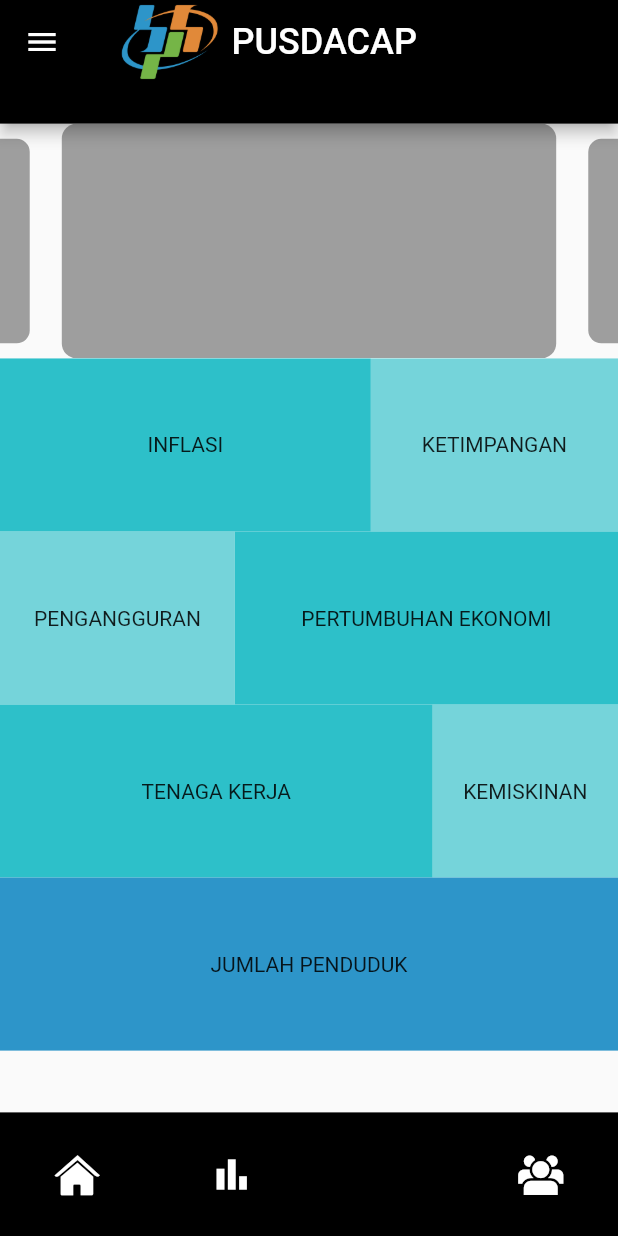
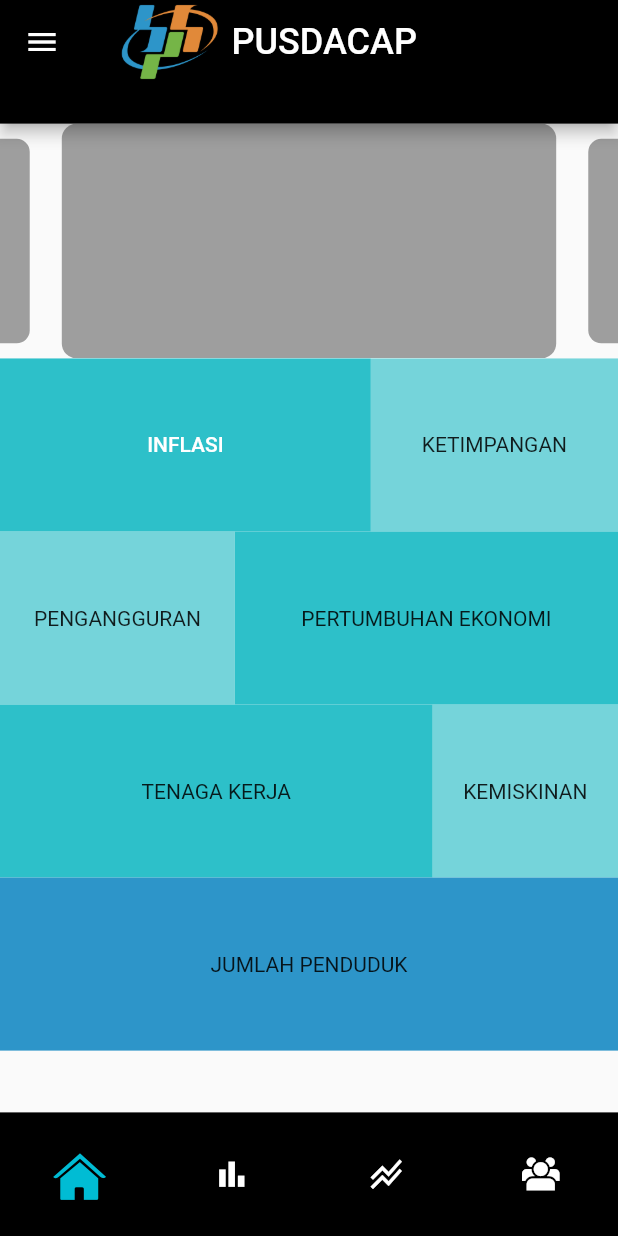
Before and after one commit to pujiapri13/BPS_CLC, a Flutter app: the screen it shows after launch, on a phone screen of 412 x 824 dp. Run offline on Flutter 3.47's test engine with Material 2 defaults, Android fonts, the phone set to English and light mode, and no system bars; drawn by our look-alikes of carousel_slider.

Commit message:
bottnavbar&inflasi

```diff
--- a/lib/bottomnavbar_content/exit_button.dart
+++ b/lib/bottomnavbar_content/exit_button.dart
@@ -14,7 +14,7 @@ class _ExitButtonState extends State<ExitButton> {
   @override
   Widget build(BuildContext context) {
     return const Center(
-      child: Text('Tombol Keluar ESIH RUNGKAD URUNG FUNGSI'),
+      child: Text('ISI 4'),
     );
   }
 }
--- a/lib/bottomnavbar_content/home_content.dart
+++ b/lib/bottomnavbar_content/home_content.dart
@@ -1,5 +1,6 @@
 import 'package:flutter/material.dart';
 import 'package:carousel_slider/carousel_slider.dart';
+import 'package:bps_cilacap/inflasi_content.dart';
 
 void main() => runApp(const MaterialApp(
       debugShowCheckedModeBanner: false,
@@ -62,8 +63,18 @@ class _HomeContentState extends State<HomeContent> {
                 width: screenWidth * 0.60,
                 height: screenHeight * 0.14,
                 color: const Color.fromRGBO(45, 192, 201, 1),
-                child: const Center(
-                  child: Text('INFLASI'),
+                child: TextButton(
+                  onPressed: () {
+                    Navigator.push(context, MaterialPageRoute(
+                      builder: (context) {
+                        return inflasiContent();
+                      },
+                    ));
+                  },
+                  child: Text(
+                    'INFLASI',
+                    style: TextStyle(color: Colors.white),
+                  ),
                 ),
               ),
               //dua
--- a/lib/home_screen.dart
+++ b/lib/home_screen.dart
@@ -70,7 +70,7 @@ class _HomeScreenState extends State<HomeScreen> {
           ),
         ),
       ),
-      drawer: Drawer(child: DrawerPage()),
+      drawer: const Drawer(child: DrawerPage()),
       //body
       body: SizedBox(
           width: ScreenWidth,
@@ -86,7 +86,7 @@ class _HomeScreenState extends State<HomeScreen> {
         ),
         child: Row(
           mainAxisAlignment: MainAxisAlignment.spaceAround,
-          children: [
+          children: <Widget>[
             //Button 1
             IconButton(
               enableFeedback: false,
@@ -98,13 +98,13 @@ class _HomeScreenState extends State<HomeScreen> {
               icon: currentIndex == 0
                   ? const Icon(
                       BottNavIcons.home,
-                      color: Colors.white,
-                      size: 30,
+                      color: Colors.cyan,
+                      size: 35,
                     )
                   : const Icon(
                       BottNavIcons.home,
                       color: Colors.white,
-                      size: 30,
+                      size: 25,
                     ),
             ),
             // Button 2
@@ -117,14 +117,14 @@ class _HomeScreenState extends State<HomeScreen> {
               },
               icon: currentIndex == 1
                   ? const Icon(
-                      Icons.bar_chart,
-                      color: Colors.white,
-                      size: 30,
+                      Icons.bar_chart_outlined,
+                      color: Colors.cyan,
+                      size: 35,
                     )
                   : const Icon(
-                      Icons.bar_chart,
+                      Icons.bar_chart_outlined,
                       color: Colors.white,
-                      size: 30,
+                      size: 25,
                     ),
             ),
             // button 3
@@ -137,16 +137,15 @@ class _HomeScreenState extends State<HomeScreen> {
                 },
                 icon: currentIndex == 2
                     ? const Icon(
-                      BottNavIcons.positive_dynamics,
-                      color: Colors.white,
-                      size: 30,
+                        Icons.stacked_line_chart_outlined,
+                        color: Colors.cyan,
+                        size: 35,
                       )
                     : const Icon(
-                      BottNavIcons.positive_dynamics,
+                        Icons.stacked_line_chart_outlined,
                         color: Colors.white,
-                      size: 30,
-                    ),
-            ),
+                        size: 25,
+                      )),
             // button 4
             IconButton(
               enableFeedback: false,
@@ -158,13 +157,13 @@ class _HomeScreenState extends State<HomeScreen> {
               icon: currentIndex == 3
                   ? const Icon(
                       BottNavIcons.user_group,
-                      color: Colors.white,
-                      size: 30,
+                      color: Colors.cyan,
+                      size: 35,
                     )
                   : const Icon(
                       BottNavIcons.user_group,
                       color: Colors.white,
-                      size: 30,
+                      size: 25,
                     ),
             ),
           ],
--- a/lib/splash_screen.dart
+++ b/lib/splash_screen.dart
@@ -30,11 +30,12 @@ class _SplashScreenState extends State<SplashScreen> {
           mainAxisAlignment: MainAxisAlignment.start,
           mainAxisSize: MainAxisSize.max,
           children: [
-            Image.asset(
+            Center(
+                child: Image.asset(
               './assets/images/splash1.jpeg',
               width: 600,
               height: 400,
-            )
+            ))
           ],
         ),
       ),
--- a/pubspec.yaml
+++ b/pubspec.yaml
@@ -31,6 +31,7 @@ dependencies:
   cupertino_icons: ^1.0.2
   flutter:
     sdk: flutter
+  persistent_bottom_nav_bar_v2: ^4.2.5
 
 
   # The following adds the Cupertino Icons font to your application.
```
Also changed, not shown: lib/drawer_page.dart (+4 -4 lines), lib/inflasi_content.dart (added, +36 -0 lines), pubspec.lock. Lines whose indentation alone changed are shown as unchanged.
